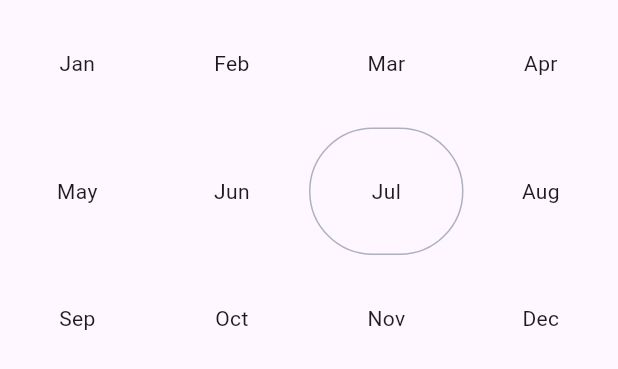
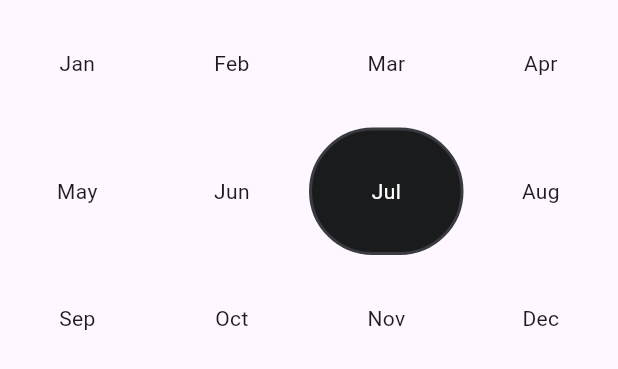
Before and after one commit to xymbia/flutter_realm, a Flutter app: the _MonthPicker widget shown alone on an empty page, opened directly with empty values, on a phone screen of 412 x 824 dp. Shown: the top 369 px of the screen. Run offline on Flutter 3.47's test engine with Material 3 defaults, Android fonts, the light colour scheme and no system bars; our stand-ins replace dotted_border, dropdown_button2, flutter_screenutil, logger.

Commit message:
- Handled month & year color states

```diff
--- a/lib/widgets/date_picker_impl/_month_picker.dart
+++ b/lib/widgets/date_picker_impl/_month_picker.dart
@@ -140,20 +140,25 @@ class _MonthPickerState extends State<_MonthPicker> {
 
     // Different styling for different states
     BoxDecoration? decoration;
-    /*if (isSelected) {
-      // Selected month gets solid border
-      decoration = BoxDecoration(
-        borderRadius: BorderRadius.circular(decorationHeight/2),
-        border: Border.all(width: 2, color: colorScheme.primary),
-        color: colorScheme.primary.withValues(alpha: 0.1),
-      );
-    } else */ /**/
 
     if (isCurrentlyDisplayedMonth) {
       // Currently displayed month gets dashed border or different style
       decoration = BoxDecoration(
         borderRadius: BorderRadius.circular(decorationHeight/2),
         border: Border.all(width: 1, color: const Color(0xFFACB1BF), style: BorderStyle.solid),
+      );
+    }
+
+    if (!isSelected && isCurrentlyDisplayedMonth) {
+      // Currently displayed month gets dashed border or different style
+      itemStyle = itemStyle?.copyWith(color: Colors.white);
+      decoration = BoxDecoration(
+        borderRadius: BorderRadius.circular(50),
+        color: const Color(0xFF1A1B1D), // Black background for today's date
+        border: Border.all(
+            width: 2,
+            color: const Color(
+                0xFF393B40)),
       );
     }
 
```
Also changed, not shown: lib/screens/date_picker_example.dart (+73 -13 lines), lib/widgets/date_picker_impl/year_picker.dart (+11 -4 lines).
